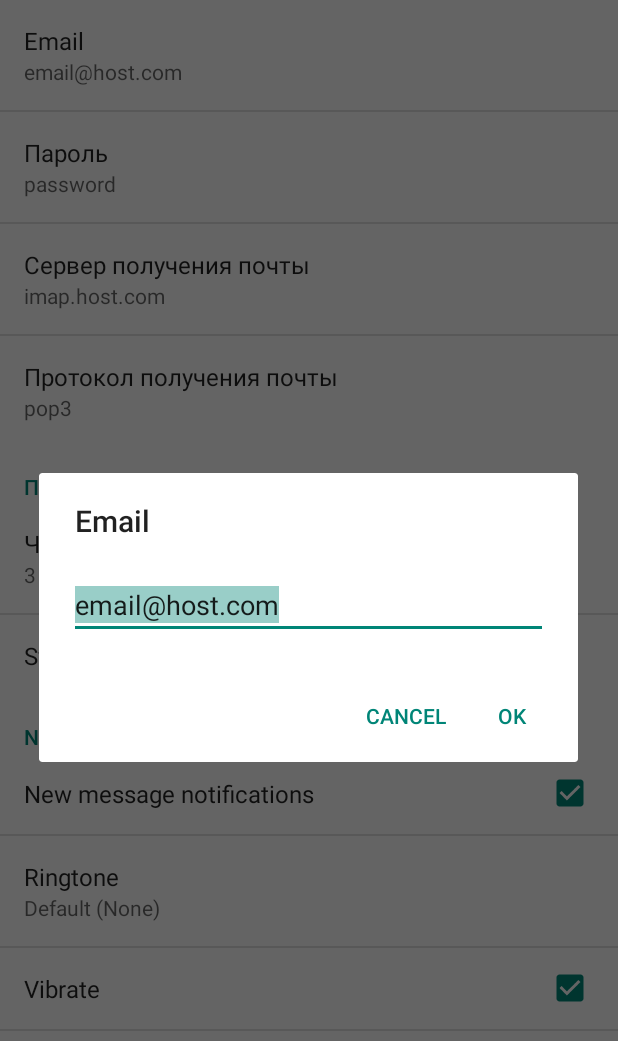
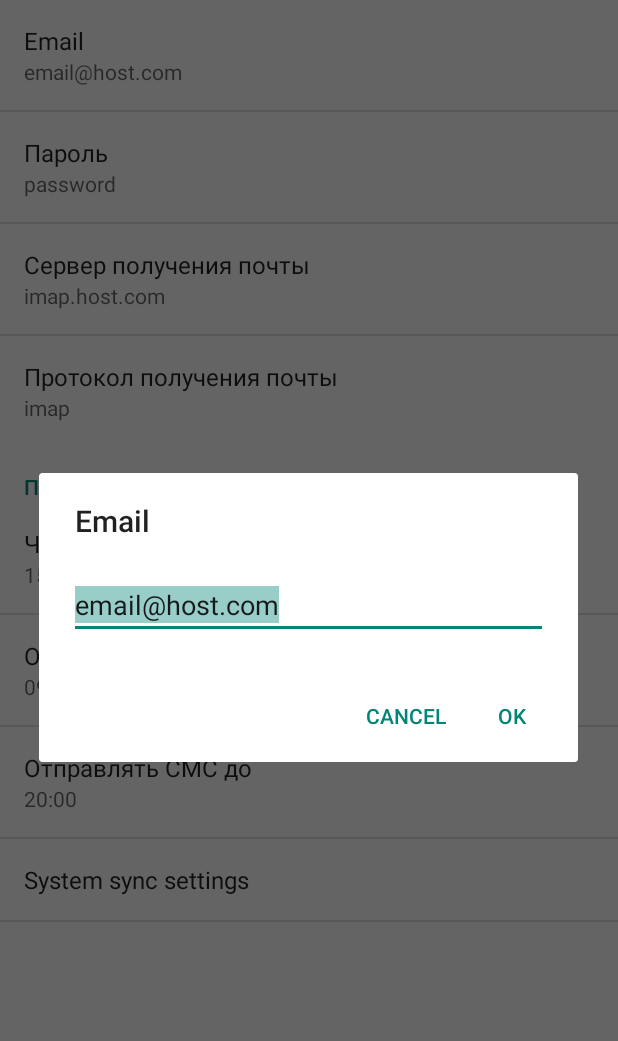
Before and after one commit to dieselrus/SMSInformer, an Android app: the SettingsActivity screen opened directly, with no data from a screen before it, after a tap on "Email", on a phone screen of 412 x 824 dp. Shown: the top 1041 px of the screen. Run offline under Robolectric (Android 15) with nearby library versions, the light colour scheme and no system bars.

Commit message:
preference activity

```diff
--- a/app/src/main/java/ru/dsoft38/smsinformer/SettingsActivity.java
+++ b/app/src/main/java/ru/dsoft38/smsinformer/SettingsActivity.java
@@ -1,6 +1,7 @@
 package ru.dsoft38.smsinformer;
 
 import android.annotation.TargetApi;
+import android.app.TimePickerDialog;
 import android.content.Context;
 import android.content.res.Configuration;
 import android.media.Ringtone;
@@ -17,6 +18,7 @@
 import android.preference.PreferenceScreen;
 import android.preference.RingtonePreference;
 import android.text.TextUtils;
+import android.widget.TimePicker;
 
 
 import java.util.List;
@@ -40,7 +42,7 @@
      * shown on tablets.
      */
     private static final boolean ALWAYS_SIMPLE_PREFS = false;
-
+    private TimePickerDialog ttd = null;
 
     @Override
     protected void onPostCreate(Bundle savedInstanceState) {
@@ -72,10 +74,10 @@
         addPreferencesFromResource(R.xml.pref_data_sync);
 
         // Add 'data and sync' preferences, and a corresponding header.
-        fakeHeader = new PreferenceCategory(this);
-        fakeHeader.setTitle(R.string.pref_header_notifications);
-        getPreferenceScreen().addPreference(fakeHeader);
-        addPreferencesFromResource(R.xml.pref_notification);
+        //fakeHeader = new PreferenceCategory(this);
+        //fakeHeader.setTitle(R.string.pref_header_notifications);
+        //getPreferenceScreen().addPreference(fakeHeader);
+        //addPreferencesFromResource(R.xml.pref_notification);
 
         // Bind the summaries of EditText/List/Dialog/Ringtone preferences to
         // their values. When their values change, their summaries are updated
@@ -84,8 +86,10 @@
         bindPreferenceSummaryToValue(findPreference("mail_password"));
         bindPreferenceSummaryToValue(findPreference("mail_host"));
         bindPreferenceSummaryToValue(findPreference("mail_store_protocol"));
-        bindPreferenceSummaryToValue(findPreference("notifications_new_message_ringtone"));
+        //bindPreferenceSummaryToValue(findPreference("notifications_new_message_ringtone"));
         bindPreferenceSummaryToValue(findPreference("sync_frequency"));
+        bindPreferenceSummaryToValue(findPreference("time_sms_send_first"));
+        bindPreferenceSummaryToValue(findPreference("time_sms_send_last"));
     }
 
     /**
@@ -264,11 +268,36 @@
     @Override
     public boolean onPreferenceTreeClick(PreferenceScreen preferenceScreen,
                                          Preference preference) {
-        //if (preference == startDatePref) {
-        //    new DatePickerDialog(this, this, year, monthOfYear, dayOfMonth).show();
-        //}
+        if (preference.getKey().equals("time_sms_send_first")) {
+            //new DatePickerDialog(this, this, year, monthOfYear, dayOfMonth).show();
+            ttd = new TimePickerDialog(this, myCallBack, 1, 1, true);
+
+            ttd.show();
+        }
 
         return super.onPreferenceTreeClick(preferenceScreen, preference);
     }
 
+    TimePickerDialog.OnTimeSetListener myCallBack = new TimePickerDialog.OnTimeSetListener() {
+        public void onTimeSet(TimePicker view, int hourOfDay, int minute) {
+            //myHour = hourOfDay;
+            //myMinute = minute;
+            //tvTime.setText("Time is " + myHour + " hours " + myMinute + " minutes");
+            preference.putString(key + TIME_HOURS_KEY, hour);
+            preference.putString(key + TIME_MINUTE_KEY, minute);
+            preference.commit();
+        }
+    };
+
+    public static int getHour(String time) {
+        String[] pieces=time.split(":");
+
+        return(Integer.parseInt(pieces[0]));
+    }
+
+    public static int getMinute(String time) {
+        String[] pieces=time.split(":");
+
+        return(Integer.parseInt(pieces[1]));
+    }
 }
--- /dev/null
+++ b/app/src/main/res/layout/time_preference.xml
@@ -0,0 +1,10 @@
+<?xml version="1.0" encoding="utf-8"?>
+<LinearLayout xmlns:android="http://schemas.android.com/apk/res/android"
+    android:layout_width="match_parent" android:layout_height="match_parent">
+    <TimePicker
+        android:id="@+id/prefTimePicker"
+        android:layout_height="wrap_content"
+        android:layout_width="match_parent">
+
+    </TimePicker>
+</LinearLayout>
--- a/app/src/main/res/values/strings_activity_settings.xml
+++ b/app/src/main/res/values/strings_activity_settings.xml
@@ -11,7 +11,7 @@
     <string name="pref_default_mail_password">password</string>
 
     <string name="pref_title_mail_host">Сервер получения почты</string>
-    <string name="pref_default_default_mail_host">imap.host.com</string>
+    <string name="pref_default_mail_host">imap.host.com</string>
 
     <string name="pref_title_mail_store_protocol">Протокол получения почты</string>
     <string-array name="pref_mail_store_protocol_list_titles">
@@ -19,8 +19,8 @@
         <item>pop3</item>
     </string-array>
     <string-array name="pref_mail_store_protocol_list_values">
+        <item>0</item>
         <item>1</item>
-        <item>0</item>
     </string-array>
 
     <!-- Example settings for Data & Sync -->
@@ -28,13 +28,13 @@
 
     <string name="pref_title_sync_frequency">Частота проверки почтового ящика</string>
     <string-array name="pref_sync_frequency_titles">
-        <item>5 minutes</item>
-        <item>15 minutes</item>
-        <item>30 minutes</item>
-        <item>1 hour</item>
-        <item>3 hours</item>
-        <item>6 hours</item>
-        <item>Never</item>
+        <item>5 минут</item>
+        <item>15 минут</item>
+        <item>30 минут</item>
+        <item>1 час</item>
+        <item>3 часа</item>
+        <item>6 часов</item>
+        <item>Никогда</item>
     </string-array>
     <string-array name="pref_sync_frequency_values">
         <item>5</item>
@@ -45,6 +45,11 @@
         <item>360</item>
         <item>-1</item>
     </string-array>
+
+    <string name="pref_title_time_sms_send_first">Отправлять СМС с</string>
+    <string name="pref_default_time_sms_send_first">09:00</string>
+    <string name="pref_title_time_sms_send_last">Отправлять СМС до</string>
+    <string name="pref_default_time_sms_send_last">20:00</string>
 
     <string name="pref_title_system_sync_settings">System sync settings</string>
 
--- a/app/src/main/res/xml/pref_data_sync.xml
+++ b/app/src/main/res/xml/pref_data_sync.xml
@@ -8,9 +8,29 @@
         android:title="@string/pref_title_sync_frequency"
         android:entries="@array/pref_sync_frequency_titles"
         android:entryValues="@array/pref_sync_frequency_values"
-        android:defaultValue="180"
+        android:defaultValue="15"
         android:negativeButtonText="@null"
         android:positiveButtonText="@null" />
+
+    <EditTextPreference
+        android:key="time_sms_send_first"
+        android:title="@string/pref_title_time_sms_send_first"
+        android:defaultValue="@string/pref_default_time_sms_send_first"
+        android:selectAllOnFocus="true"
+        android:inputType="textCapWords"
+        android:capitalize="words"
+        android:singleLine="true"
+        android:maxLines="1" />
+
+    <EditTextPreference
+        android:key="time_sms_send_last"
+        android:title="@string/pref_title_time_sms_send_last"
+        android:defaultValue="@string/pref_default_time_sms_send_last"
+        android:selectAllOnFocus="true"
+        android:inputType="textCapWords"
+        android:capitalize="words"
+        android:singleLine="true"
+        android:maxLines="1" />
 
     <!-- This preference simply launches an intent when selected. Use this UI sparingly, per
          design guidelines. -->
--- a/app/src/main/res/xml/pref_general.xml
+++ b/app/src/main/res/xml/pref_general.xml
@@ -22,7 +22,7 @@
     <EditTextPreference
         android:key="mail_host"
         android:title="@string/pref_title_mail_host"
-        android:defaultValue="@string/pref_default_default_mail_host"
+        android:defaultValue="@string/pref_default_mail_host"
         android:selectAllOnFocus="true"
         android:inputType="textCapWords"
         android:capitalize="words"
--- a/app/src/main/res/xml/pref_scheduler.xml
+++ b/app/src/main/res/xml/pref_scheduler.xml
@@ -21,7 +21,7 @@
     <EditTextPreference
         android:key="mail_host"
         android:title="@string/pref_title_mail_host"
-        android:defaultValue="@string/pref_default_default_mail_host"
+        android:defaultValue="@string/pref_default_mail_host"
         android:selectAllOnFocus="true"
         android:inputType="textCapWords"
         android:capitalize="words"
```
Also changed, not shown: 1 other file.
